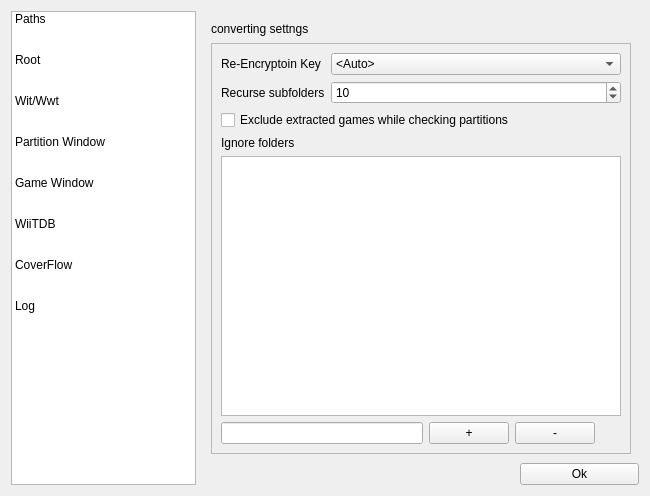
Before: the Qt Designer form settingsdialog.ui in giantpune/qtwitgui, drawn with Qt 5.
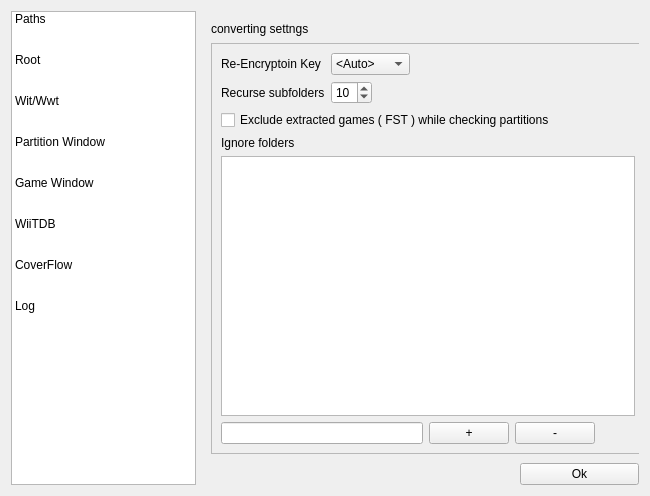
After: the same form once the commit is applied. The open tabs and pages were chosen to show the change. Icons and pictures are not drawn.

Commit message: * little adjustments to layouts in settings & gamewindow

The edit to the form file:
```diff
--- a/settingsdialog.ui
+++ b/settingsdialog.ui
@@ -347,7 +347,7 @@
         <rect>
          <x>9</x>
          <y>32</y>
-         <width>420</width>
+         <width>434</width>
          <height>411</height>
         </rect>
        </property>
@@ -365,26 +365,23 @@
          <rect>
           <x>0</x>
           <y>0</y>
-          <width>416</width>
-          <height>407</height>
+          <width>432</width>
+          <height>409</height>
          </rect>
         </property>
-        <layout class="QGridLayout" name="gridLayout">
-         <item row="0" column="0">
           <layout class="QVBoxLayout" name="verticalLayout">
            <item>
             <layout class="QFormLayout" name="formLayout_3">
-             <property name="fieldGrowthPolicy">
-              <enum>QFormLayout::AllNonFixedFieldsGrow</enum>
-             </property>
-             <item row="1" column="0">
+           <item row="0" column="0">
               <widget class="QLabel" name="label_key">
                <property name="text">
                 <string>Re-Encryptoin Key</string>
                </property>
               </widget>
              </item>
-             <item row="1" column="1">
+           <item row="0" column="1">
+            <layout class="QHBoxLayout" name="horizontalLayout_3">
+             <item>
               <widget class="QComboBox" name="comboBox_key">
                <item>
                 <property name="text">
@@ -403,14 +400,31 @@
                </item>
               </widget>
              </item>
-             <item row="2" column="0">
+             <item>
+              <spacer name="horizontalSpacer_2">
+               <property name="orientation">
+                <enum>Qt::Horizontal</enum>
+               </property>
+               <property name="sizeHint" stdset="0">
+                <size>
+                 <width>40</width>
+                 <height>20</height>
+                </size>
+               </property>
+              </spacer>
+             </item>
+            </layout>
+           </item>
+           <item row="1" column="0">
               <widget class="QLabel" name="label_recurse">
                <property name="text">
                 <string>Recurse subfolders</string>
                </property>
               </widget>
              </item>
-             <item row="2" column="1">
+           <item row="1" column="1">
+            <layout class="QHBoxLayout" name="horizontalLayout_2">
+             <item>
               <widget class="QSpinBox" name="spinBox_wiimms_recurse">
                <property name="minimum">
                 <number>1</number>
@@ -420,18 +434,31 @@
                </property>
               </widget>
              </item>
+             <item>
+              <spacer name="horizontalSpacer_3">
+               <property name="orientation">
+                <enum>Qt::Horizontal</enum>
+               </property>
+               <property name="sizeHint" stdset="0">
+                <size>
+                 <width>40</width>
+                 <height>20</height>
+                </size>
+               </property>
+              </spacer>
+             </item>
             </layout>
            </item>
           </layout>
          </item>
-         <item row="1" column="0">
+         <item>
           <widget class="QCheckBox" name="checkBox_ignoreFst">
            <property name="text">
-            <string>Exclude extracted games while checking partitions</string>
+            <string>Exclude extracted games ( FST ) while checking partitions</string>
            </property>
           </widget>
          </item>
-         <item row="2" column="0">
+         <item>
           <layout class="QVBoxLayout" name="verticalLayout_2">
            <item>
             <widget class="QLabel" name="label_ignore_paths">
```
Lines whose indentation alone changed are shown as unchanged. The commit also changes 1 other file.
